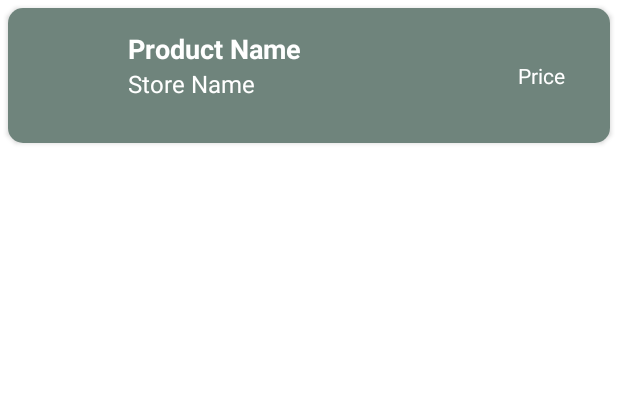
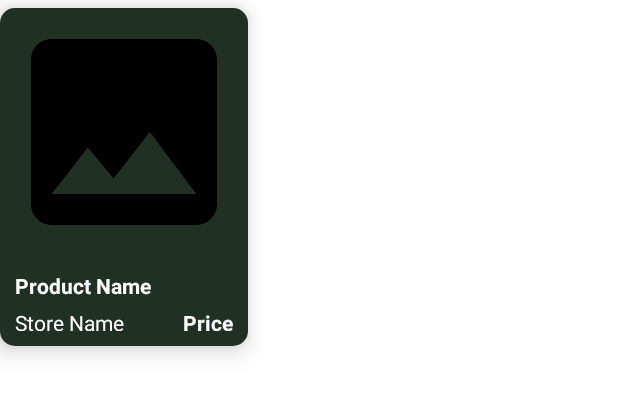
Before and after one commit to FYP-E-Agriculture/E-Agriculture, an Android app: the layout search_list_item.xml on its own in the app's theme, with its tools: preview values and no code run, on a phone screen of 412 x 824 dp. Shown: the top 395 px of the screen. Run offline under Robolectric (Android 15) with nearby library versions, the phone set to English and light mode, and no system bars.

Commit message:
V3.2---26-04-2022 -Bug Fixes -Store List Item Layout update -Product List Item Layout update

```diff
--- a/app/src/main/AndroidManifest.xml
+++ b/app/src/main/AndroidManifest.xml
@@ -26,7 +26,8 @@
             android:exported="true" />
         <activity
             android:name=".Vendor.Orders.OrderDetailVendor"
-            android:exported="true" />
+            android:exported="true"
+            android:parentActivityName=".Vendor.Orders.ViewOrdersVendor"/>
         <activity
             android:name=".Vendor.Orders.ViewOrdersVendor"
             android:exported="true"
--- a/app/src/main/java/com/fypproject_2022/e_agriculture_app/Common/Utilities.java
+++ b/app/src/main/java/com/fypproject_2022/e_agriculture_app/Common/Utilities.java
@@ -62,7 +62,6 @@ public class Utilities {
     public static final String order_complete = "Complete";
     public static final String order_pending = "Pending";
     public static final String order_dispatched = "Dispatched";
-    public static final String order_new = "New";
 
     /////--------------------UTILITY STRINGS------------------////////
     public static final String LOGIN = "LOGIN";
--- a/app/src/main/java/com/fypproject_2022/e_agriculture_app/Customer/Cart/CartItemAdapter.java
+++ b/app/src/main/java/com/fypproject_2022/e_agriculture_app/Customer/Cart/CartItemAdapter.java
@@ -105,9 +105,8 @@ public class CartItemAdapter extends RecyclerView.Adapter<CartItemAdapter.MyView
                                 databaseHandler.getOrdersReference().child(order.getId()).setValue(order);
 
                                 databaseHandler.getCartReference().child(cartItem.getId()).removeValue();
-                                cartItemList.remove(position);
-                                productList.remove(position);
                                 notifyDataSetChanged();
+                                context.startActivity(new Intent(context,CartActivity.class));
                             }
 
                             @Override
@@ -146,7 +145,7 @@ public class CartItemAdapter extends RecyclerView.Adapter<CartItemAdapter.MyView
                         if(task.isSuccessful()){
                             databaseHandler.getCartReference().child(cartItemList.get(position).getId()).removeValue();
                             Toast.makeText(context, "Product removed from cart", Toast.LENGTH_SHORT).show();
-//                            context.startActivity(new Intent(context,CartActivity.class));
+                            context.startActivity(new Intent(context,CartActivity.class));
                             notifyDataSetChanged();
                         }
                         else {
--- a/app/src/main/java/com/fypproject_2022/e_agriculture_app/Customer/Products/ComparePrices.java
+++ b/app/src/main/java/com/fypproject_2022/e_agriculture_app/Customer/Products/ComparePrices.java
@@ -4,6 +4,7 @@ import androidx.annotation.NonNull;
 import androidx.appcompat.app.AppCompatActivity;
 import androidx.appcompat.widget.PopupMenu;
 import androidx.cardview.widget.CardView;
+import androidx.recyclerview.widget.GridLayoutManager;
 import androidx.recyclerview.widget.LinearLayoutManager;
 import androidx.recyclerview.widget.RecyclerView;
 
@@ -57,7 +58,7 @@ public class ComparePrices extends AppCompatActivity {
         productList = new ArrayList<>();
         adapter= new SearchProductsAdapter(this, productList);
         recyclerView.setAdapter(adapter);
-        recyclerView.setLayoutManager(new LinearLayoutManager(this, LinearLayoutManager.VERTICAL, false));
+        recyclerView.setLayoutManager(new GridLayoutManager(ComparePrices.this,2));
 
         databaseHandler.getProductsReference().addListenerForSingleValueEvent(new ValueEventListener() {
             @Override
--- a/app/src/main/java/com/fypproject_2022/e_agriculture_app/Customer/Products/ProductAdapter.java
+++ b/app/src/main/java/com/fypproject_2022/e_agriculture_app/Customer/Products/ProductAdapter.java
@@ -66,7 +66,7 @@ public class ProductAdapter extends RecyclerView.Adapter<ProductAdapter.MyViewHo
         CardView cardView;
         TextView name;
         TextView storeName;
-        CircleImageView imageView;
+        ImageView imageView;
         TextView price;
         public MyViewHolder(@NonNull View itemView) {
             super(itemView);
--- a/app/src/main/java/com/fypproject_2022/e_agriculture_app/Customer/Stores/StoreDetail.java
+++ b/app/src/main/java/com/fypproject_2022/e_agriculture_app/Customer/Stores/StoreDetail.java
@@ -2,6 +2,7 @@ package com.fypproject_2022.e_agriculture_app.Customer.Stores;
 
 import androidx.annotation.NonNull;
 import androidx.appcompat.app.AppCompatActivity;
+import androidx.recyclerview.widget.GridLayoutManager;
 import androidx.recyclerview.widget.LinearLayoutManager;
 import androidx.recyclerview.widget.RecyclerView;
 
@@ -15,6 +16,7 @@ import android.widget.TextView;
 
 import com.fypproject_2022.e_agriculture_app.Common.DatabaseHandler;
 import com.fypproject_2022.e_agriculture_app.Common.Utilities;
+import com.fypproject_2022.e_agriculture_app.Customer.Products.ComparePrices;
 import com.fypproject_2022.e_agriculture_app.Customer.Products.ProductAdapter;
 import com.fypproject_2022.e_agriculture_app.Customer.Products.ViewProducts;
 import com.fypproject_2022.e_agriculture_app.Models.Product;
@@ -65,7 +67,7 @@ public class StoreDetail extends AppCompatActivity {
         progressBar = (ProgressBar)findViewById(R.id.progress);
 
         productListAll =new ArrayList<>();
-        recyclerViewProducts.setLayoutManager(new LinearLayoutManager(this, LinearLayoutManager.VERTICAL, false));
+        recyclerViewProducts.setLayoutManager(new GridLayoutManager(StoreDetail.this,2));
 
         intent = getIntent();
         store= (Store) intent.getSerializableExtra(Utilities.intent_store);
@@ -108,7 +110,7 @@ public class StoreDetail extends AppCompatActivity {
         productList =new ArrayList<>();
         adapter= new ProductAdapter(StoreDetail.this, productList);
         recyclerViewProducts.setAdapter(adapter);
-        recyclerViewProducts.setLayoutManager(new LinearLayoutManager(this, LinearLayoutManager.VERTICAL, false));
+        recyclerViewProducts.setLayoutManager(new GridLayoutManager(StoreDetail.this,2));
 
         for (Product product : productListAll) {
             productList.add(product);
--- a/app/src/main/java/com/fypproject_2022/e_agriculture_app/Vendor/Orders/DeliveredOrdersFragment.java
+++ b/app/src/main/java/com/fypproject_2022/e_agriculture_app/Vendor/Orders/DeliveredOrdersFragment.java
@@ -69,7 +69,7 @@ public class DeliveredOrdersFragment extends Fragment {
         empty.setVisibility(View.INVISIBLE);
 
         recyclerView=view.findViewById(R.id.delivered_orders_recycler_view);
-        adapter= new OrdersVendorAdapter(this.getContext(), orderList, productList);
+        adapter= new OrdersVendorAdapter(this.getContext(), store, orderList, productList);
         recyclerView.setAdapter(adapter);
         recyclerView.setLayoutManager(new LinearLayoutManager(this.getContext(),LinearLayoutManager.VERTICAL, false));
 
--- a/app/src/main/java/com/fypproject_2022/e_agriculture_app/Vendor/Orders/DispatchedOrdersFragment.java
+++ b/app/src/main/java/com/fypproject_2022/e_agriculture_app/Vendor/Orders/DispatchedOrdersFragment.java
@@ -68,7 +68,7 @@ public class DispatchedOrdersFragment extends Fragment {
         empty.setVisibility(View.INVISIBLE);
 
         recyclerView=view.findViewById(R.id.pending_orders_recycler_view);
-        adapter= new OrdersVendorAdapter(this.getContext(), orderList, productList);
+        adapter= new OrdersVendorAdapter(this.getContext(),store, orderList, productList);
         recyclerView.setAdapter(adapter);
         recyclerView.setLayoutManager(new LinearLayoutManager(this.getContext(),LinearLayoutManager.VERTICAL, false));
 
--- a/app/src/main/java/com/fypproject_2022/e_agriculture_app/Vendor/Orders/MyVendorOrderedFragmentPagerAdapter.java
+++ b/app/src/main/java/com/fypproject_2022/e_agriculture_app/Vendor/Orders/MyVendorOrderedFragmentPagerAdapter.java
@@ -28,7 +28,6 @@ public class MyVendorOrderedFragmentPagerAdapter extends FragmentPagerAdapter {
                 return new NewOrdersFragment(store, context);
             case 1:
                 return new DispatchedOrdersFragment(store, context);
-
             case 2:
                 return new DeliveredOrdersFragment(store, context);
 
--- a/app/src/main/java/com/fypproject_2022/e_agriculture_app/Vendor/Orders/OrdersVendorAdapter.java
+++ b/app/src/main/java/com/fypproject_2022/e_agriculture_app/Vendor/Orders/OrdersVendorAdapter.java
@@ -14,6 +14,7 @@ import androidx.recyclerview.widget.RecyclerView;
 
 import com.fypproject_2022.e_agriculture_app.Common.DatabaseHandler;
 import com.fypproject_2022.e_agriculture_app.Common.Utilities;
+import com.fypproject_2022.e_agriculture_app.Models.Store;
 import com.fypproject_2022.e_agriculture_app.Vendor.Common.MyVendorPreferences;
 import com.fypproject_2022.e_agriculture_app.Models.Order;
 import com.fypproject_2022.e_agriculture_app.Models.Product;
@@ -25,13 +26,15 @@ import java.util.List;
 public class OrdersVendorAdapter extends RecyclerView.Adapter<OrdersVendorAdapter.MyViewHolder> {
 
     Context context;
+    Store store;
     List<Product> productList;
     List<Order> orderList;
     DatabaseHandler databaseHandler;
     MyVendorPreferences mvp;
 
-    public OrdersVendorAdapter(Context context, List<Order> orderList, List<Product> productList) {
+    public OrdersVendorAdapter(Context context, Store store, List<Order> orderList, List<Product> productList) {
         this.context=context;
+        this.store=store;
         this.productList = productList;
         this.orderList = orderList;
         this.databaseHandler= new DatabaseHandler(context);
@@ -63,6 +66,7 @@ public class OrdersVendorAdapter extends RecyclerView.Adapter<OrdersVendorAdapte
                     Intent intent = new Intent(context, OrderDetailVendor.class);
                     intent.putExtra(Utilities.intent_product, product);
                     intent.putExtra(Utilities.intent_order, order);
+                    intent.putExtra(Utilities.intent_store,store);
                     context.startActivity(intent);
                 }
             });
--- a/app/src/main/java/com/fypproject_2022/e_agriculture_app/Vendor/Products/ProductManagementActivity.java
+++ b/app/src/main/java/com/fypproject_2022/e_agriculture_app/Vendor/Products/ProductManagementActivity.java
@@ -4,6 +4,7 @@ import androidx.annotation.NonNull;
 import androidx.appcompat.app.AppCompatActivity;
 import androidx.appcompat.widget.PopupMenu;
 import androidx.cardview.widget.CardView;
+import androidx.recyclerview.widget.GridLayoutManager;
 import androidx.recyclerview.widget.LinearLayoutManager;
 import androidx.recyclerview.widget.RecyclerView;
 
@@ -79,7 +80,7 @@ public class ProductManagementActivity extends AppCompatActivity {
         store= (Store) intent.getSerializableExtra(Utilities.intent_store);
 
         productListAll =new ArrayList<>();
-        recyclerView.setLayoutManager(new LinearLayoutManager(this, LinearLayoutManager.VERTICAL, false));
+        recyclerView.setLayoutManager(new GridLayoutManager(ProductManagementActivity.this,2));
         databaseHandler= new DatabaseHandler(this);
         mvp = new MyVendorPreferences(this);
         databaseHandler.getProductsReference().addListenerForSingleValueEvent(new ValueEventListener() {
@@ -186,7 +187,7 @@ public class ProductManagementActivity extends AppCompatActivity {
         adapter= new ProductAdapterVendor(ProductManagementActivity.this, productList, store);
         recyclerView.setAdapter(adapter);
 
-        if(radioButton.getText().toString().equals("No Filter")){
+        if(radioButton.getText().toString().equals("All")){
             for (Product product : productListAll) {
                 productList.add(product);
             }
--- a/app/src/main/res/layout/activity_product_management.xml
+++ b/app/src/main/res/layout/activity_product_management.xml
@@ -47,7 +47,7 @@
                             android:checked="true"
                             android:contentDescription="No Filter Applied"
                             android:onClick="updateFromRadio"
-                            android:text="No Filter" />
+                            android:text="All" />
 
                         <RadioButton
                             android:id="@+id/fertilizer"
@@ -89,7 +89,8 @@
                     android:id="@+id/products_recycler_view"
                     android:layout_width="match_parent"
                     android:layout_height="match_parent"
-                    android:layout_below="@id/radio_buttons" />
+                    android:layout_below="@id/radio_buttons"
+                    android:padding="10dp"/>
 
                 <com.google.android.material.floatingactionbutton.FloatingActionButton
                     android:id="@+id/fab"
--- a/app/src/main/res/layout/search_list_item.xml
+++ b/app/src/main/res/layout/search_list_item.xml
@@ -1,69 +1,70 @@
 <?xml version="1.0" encoding="utf-8"?>
 <androidx.cardview.widget.CardView
     xmlns:android="http://schemas.android.com/apk/res/android"
-    android:layout_width="match_parent"
     xmlns:app="http://schemas.android.com/apk/res-auto"
     app:cardCornerRadius="10dp"
-    android:layout_margin="5dp"
-    android:layout_height="wrap_content"
+    android:layout_marginVertical="5dp"
+    android:layout_width="165dp"
+    android:layout_height="225dp"
     android:foreground="?android:attr/selectableItemBackground"
     android:clickable="true"
+    app:cardElevation="10dp"
     android:id="@+id/cardView">
 
     <RelativeLayout
         android:layout_width="match_parent"
-        android:layout_height="90dp"
-        android:background="@color/dark_grey"
+        android:layout_height="match_parent"
+        android:background="@color/green_dark">
+
+        <ImageView
+            android:id="@+id/image"
+            android:layout_width="match_parent"
+            android:layout_height="165dp"
+            android:src="@drawable/ic_image"
+            android:scaleType="fitXY"/>
+
+        <RelativeLayout
+            android:layout_width="match_parent"
+            android:layout_height="wrap_content"
+            android:layout_below="@+id/image"
+            android:layout_alignParentBottom="true"
             android:padding="10dp">
-
-        <de.hdodenhof.circleimageview.CircleImageView
-            android:id="@+id/imageView"
-            android:layout_width="60dp"
-            android:layout_height="60dp"
-            android:layout_alignParentLeft="true"
-            android:layout_centerVertical="true"
-            android:outlineAmbientShadowColor="@color/green_dark"
-            app:civ_border_color="@color/dark_grey" />
 
             <TextView
                 android:id="@+id/product_name"
                 android:layout_width="wrap_content"
                 android:layout_height="wrap_content"
-            android:layout_alignTop="@+id/imageView"
-            android:layout_marginLeft="10dp"
-            android:layout_toRightOf="@+id/imageView"
+                android:layout_alignParentLeft="true"
                 android:ellipsize="end"
-            android:maxWidth="120dp"
-            android:maxLines="1"
+                android:maxWidth="150dp"
                 android:text="Product Name"
                 android:textColor="@color/white"
-            android:textSize="18sp"
-            android:textStyle="bold" />
+                android:textStyle="bold"/>
 
             <TextView
-            android:id="@+id/store_name"
+                android:id="@+id/product_store_name"
                 android:layout_width="wrap_content"
                 android:layout_height="wrap_content"
                 android:layout_below="@+id/product_name"
-            android:layout_alignLeft="@+id/product_name"
-            android:layout_toRightOf="@+id/imageView"
+                android:layout_alignParentLeft="true"
+                android:layout_marginTop="5dp"
                 android:ellipsize="end"
-            android:maxWidth="120dp"
-            android:maxLines="1"
+                android:maxWidth="150dp"
                 android:text="Store Name"
                 android:textColor="@color/white"
-            android:textSize="16sp" />
-
+                android:textSize="14sp"/>
 
             <TextView
                 android:id="@+id/product_price"
                 android:layout_width="wrap_content"
                 android:layout_height="wrap_content"
+                android:layout_alignBaseline="@+id/product_store_name"
                 android:layout_alignParentRight="true"
-            android:layout_centerVertical="true"
-            android:layout_marginRight="20dp"
+                android:layout_marginLeft="5dp"
+                android:text="Price"
                 android:textColor="@color/white"
-            android:text="Price" />
+                android:textStyle="bold" />
+        </RelativeLayout>
 
     </RelativeLayout>
 
```
Also changed, not shown: app/src/main/java/com/fypproject_2022/e_agriculture_app/Customer/Products/SearchProductsAdapter.java (+4 -3 lines), app/src/main/java/com/fypproject_2022/e_agriculture_app/Vendor/Orders/NewOrdersFragment.java (+5 -4 lines), app/src/main/java/com/fypproject_2022/e_agriculture_app/Vendor/Orders/OrderDetailVendor.java (+20 -1 lines), app/src/main/java/com/fypproject_2022/e_agriculture_app/Vendor/Orders/ViewOrdersVendor.java (+8 -0 lines), app/src/main/res/layout/product_list_item_layout.xml (+29 -26 lines), app/src/main/res/layout/store_list_item.xml (+7 -12 lines). Lines whose indentation alone changed are shown as unchanged.
